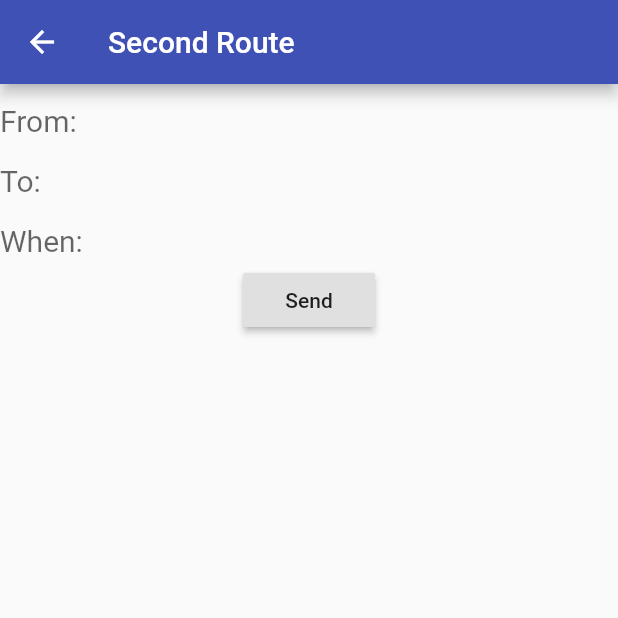
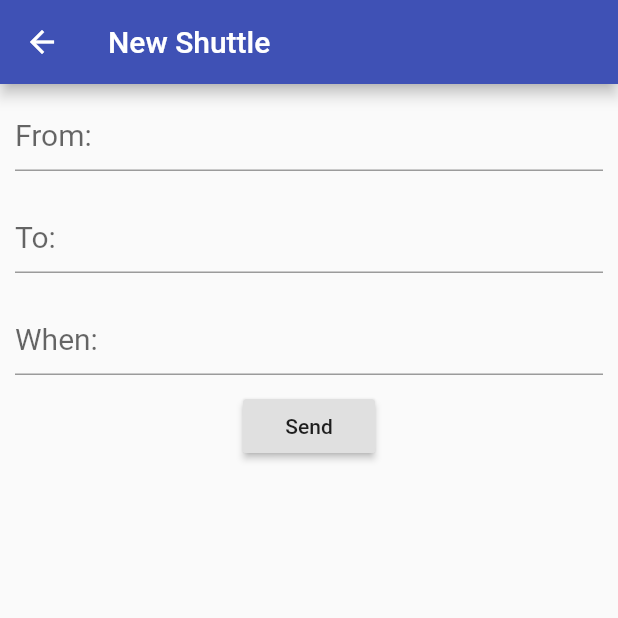
Before and after one commit to howaryoo/mo-shuttle, a Flutter app: the SecondRoute screen opened directly, after a tap on "Send", on a phone screen of 412 x 824 dp, the top half of it. Run offline on Flutter 3.47's test engine with Material 2 defaults, Android fonts, the phone set to English and light mode, and no system bars; our stand-ins replace cloud_firestore; missing offline and left inert: flutter_dialogflow, tts; accounts and stored records are empty; statements that could not run were skipped.

Commit message:
no message

```diff
--- a/lib/main.dart
+++ b/lib/main.dart
@@ -2,6 +2,7 @@ import 'package:flutter/material.dart';
 import 'package:flutter_dialogflow/dialogflow_v2.dart';
 import 'package:tts/tts.dart';
 import 'package:http/http.dart' as http;
+import 'package:cloud_firestore/cloud_firestore.dart';
 
 void main() => runApp(new MyApp());
 
@@ -37,7 +38,9 @@ class _MyHomePageState extends State<MyHomePage> {
   Widget _buildTextComposer() {
     return new Column(children: <Widget>[
       new IconTheme(
-        data: new IconThemeData(color: Theme.of(context).accentColor),
+        data: new IconThemeData(color: Theme
+            .of(context)
+            .accentColor),
         child: new Container(
           margin: const EdgeInsets.symmetric(horizontal: 8.0),
           child: new Row(
@@ -67,7 +70,7 @@ class _MyHomePageState extends State<MyHomePage> {
             MaterialPageRoute(builder: (context) => SecondRoute()),
           );
         },
-        child: Text("Add Shattle"),
+        child: Text("Add Shuttle"),
       ),
     ]);
   }
@@ -122,7 +125,9 @@ class _MyHomePageState extends State<MyHomePage> {
             )),
         new Divider(height: 1.0),
         new Container(
-          decoration: new BoxDecoration(color: Theme.of(context).cardColor),
+          decoration: new BoxDecoration(color: Theme
+              .of(context)
+              .cardColor),
           child: _buildTextComposer(),
         ),
       ]),
@@ -165,7 +170,10 @@ class ChatMessage extends StatelessWidget {
         child: new Column(
           crossAxisAlignment: CrossAxisAlignment.end,
           children: <Widget>[
-            new Text(this.name, style: Theme.of(context).textTheme.subhead),
+            new Text(this.name, style: Theme
+                .of(context)
+                .textTheme
+                .subhead),
             new Container(
               margin: const EdgeInsets.only(top: 5.0),
               child: new Text(text),
@@ -200,32 +208,51 @@ class SecondRoute extends StatelessWidget {
     final _whenController = TextEditingController();
     return Scaffold(
       appBar: AppBar(
-        title: Text("Second Route"),
+        title: Text("New Shuttle"),
       ),
       body: Center(
           child: Column(
             children: <Widget>[
-          TextFormField(
+              new Container(
+                  margin: const EdgeInsets.all(10.0),
+                  child: TextFormField(
                     controller: _fromController,
                     style:
-                new TextStyle(fontSize: 20.0, height: 2.0, color: Colors.black),
-            decoration: new InputDecoration.collapsed(hintText: "From:"),
-          ),
-          TextFormField(
+                    new TextStyle(
+                        fontSize: 20.0, color: Colors.black),
+                    decoration: new InputDecoration(
+                        hintText: "From:"),
+                  )
+              ), new Container(
+                margin: const EdgeInsets.all(10.0),
+                child: TextFormField(
                   controller: _toController,
                   style:
-                new TextStyle(fontSize: 20.0, height: 2.0, color: Colors.black),
-            decoration: new InputDecoration.collapsed(hintText: "To:"),
+                  new TextStyle(
+                      fontSize: 20.0, color: Colors.black),
+                  decoration: new InputDecoration(hintText: "To:"),
                 ),
-          TextFormField(
+              ),
+              new Container(
+                margin: const EdgeInsets.all(10.0),
+                child: TextFormField(
                   controller: _whenController,
                   style:
-                new TextStyle(fontSize: 20.0, height: 2.0, color: Colors.black),
-            decoration: new InputDecoration.collapsed(hintText: "When:"),
+                  new TextStyle(
+                      fontSize: 20.0, color: Colors.black),
+                  decoration: new InputDecoration(hintText: "When:"),
+                ),
               ),
               RaisedButton(
                 onPressed: () {
-              _fetchData();
+                  Firestore.instance.collection('schedule').document().setData({
+                    'from': _fromController.text,
+                    'to': _toController.text,
+                    'times': _whenController.text.split(",");
+                  });
+                  _fromController.text = "";
+                  _toController.text = "";
+                  _whenController.text = "";
                 },
                 child: Text('Send'),
               ),
@@ -233,14 +260,4 @@ class SecondRoute extends StatelessWidget {
           )),
     );
   }
-
-  _fetchData() async {
-    final response =
-        await http.get("https://jsonplaceholder.typicode.com/photos");
-    if (response.statusCode == 200) {
-      debugPrint("aaa");
-    } else {
-      throw Exception('Failed to load photos');
 }
-  }
-}
--- a/pubspec.yaml
+++ b/pubspec.yaml
@@ -21,6 +21,9 @@ dependencies:
   cupertino_icons: ^0.1.2
   flutter_dialogflow: ^0.1.1
   tts: ^1.0.1
+  google_maps_flutter: ^0.0.3+3
+  firebase_core: ^0.3.0  # add dependency for Firebase Core
+  cloud_firestore: ^0.9.0
 
 
 dev_dependencies:
```
Also changed, not shown: 3 other files. Lines whose indentation alone changed are shown as unchanged.
